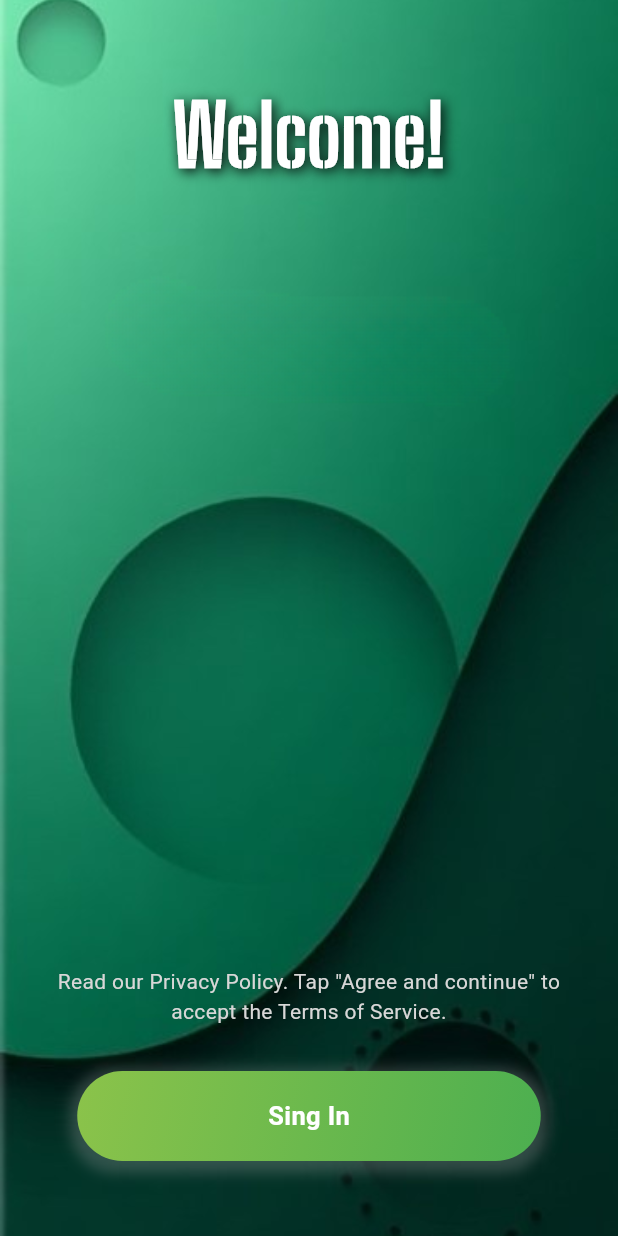
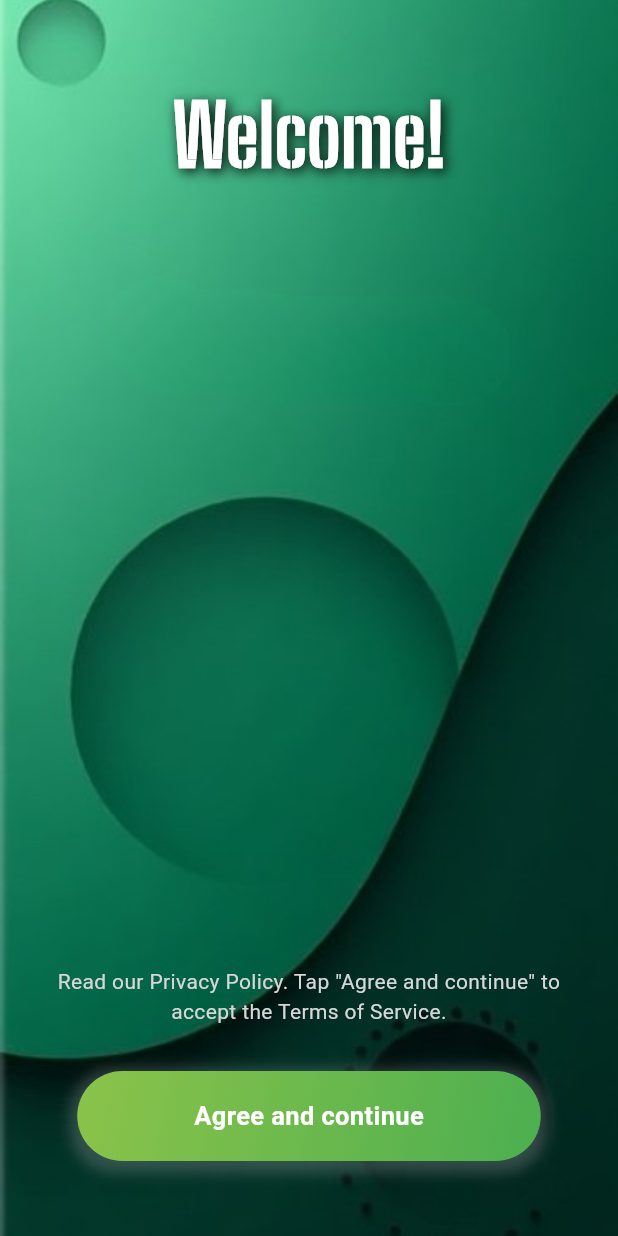
Before and after one commit to AkhrievSuleym/chat_app, a Flutter app: the screen it shows after launch, on a phone screen of 412 x 824 dp. Run offline on Flutter 3.47's test engine with Material 3 defaults, Android fonts, the phone set to English and light mode, and no system bars; our stand-ins replace country_code_picker, country_picker, firebase_core; accounts and stored records are empty.

Commit message:
add auth_repo

```diff
--- a/lib/features/auth/pages/login_page.dart
+++ b/lib/features/auth/pages/login_page.dart
@@ -96,11 +96,11 @@ class _LoginPageState extends State<LoginPage> {
             SizedBox(height: size.height * 0.6),
             GradientButton(
               onPressed: () {},
-              buttonWidth: 350,
+              buttonWidth: 90,
               buttonHeight: 60,
               firstGradientColor: gradientColor1,
               secondGradientColor: gradientColor2,
-              buttonText: "Sing In",
+              buttonText: "NEXT",
             ),
           ],
         ),
--- a/lib/features/landing/screens/welcome_screen.dart
+++ b/lib/features/landing/screens/welcome_screen.dart
@@ -64,7 +64,7 @@ class WelcomeScreen extends StatelessWidget {
                       buttonHeight: 60,
                       firstGradientColor: gradientColor1,
                       secondGradientColor: gradientColor2,
-                      buttonText: "Sing In",
+                      buttonText: "Agree and continue",
                     ),
                   ),
                   const SizedBox(height: 50),
```
